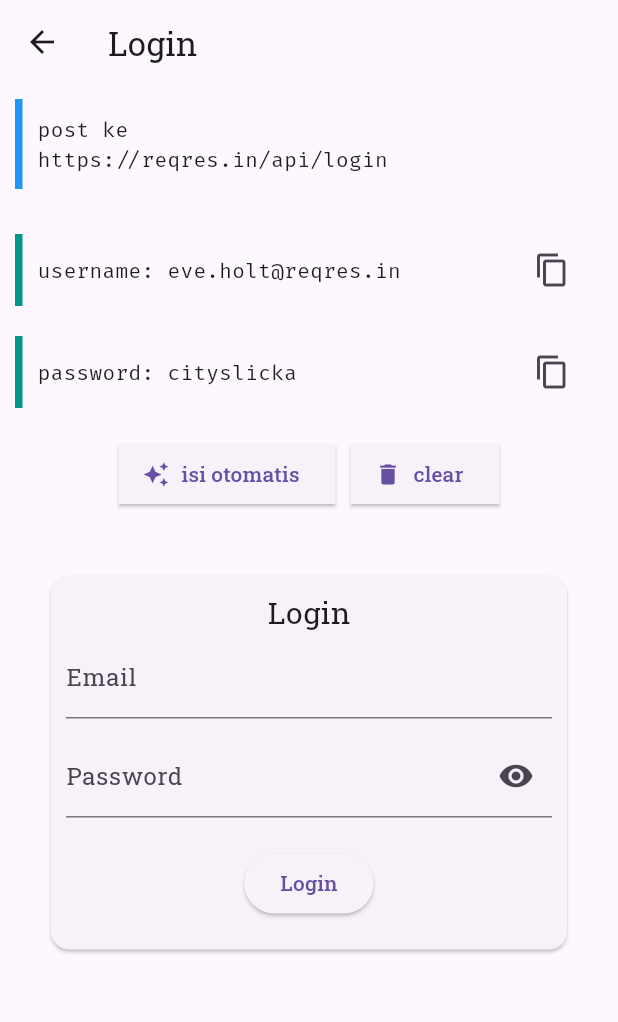
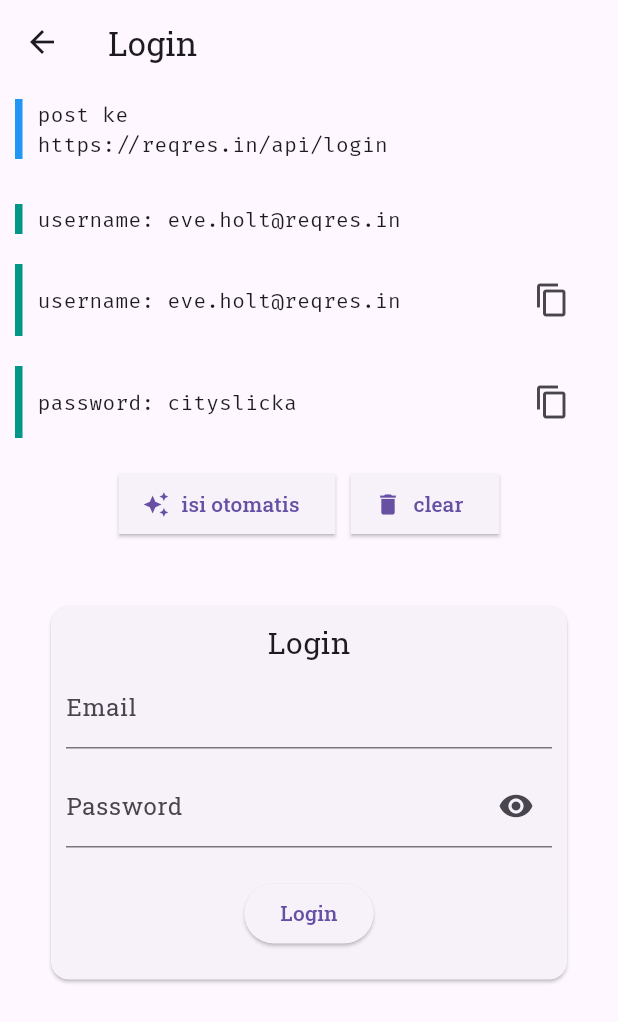
Before and after one commit to marhaendev/tes-biiscorp.com, a Flutter app: the LoginPage screen opened directly, on a phone screen of 412 x 824 dp. Shown: the top 1022 px of the screen. Run offline on Flutter 3.47's test engine with Material 3 defaults, Android fonts, the phone set to English and light mode, and no system bars; our stand-ins replace get, google_fonts; network calls fail.

Commit message:
clean code

```diff
--- a/lib/api.dart
+++ b/lib/api.dart
@@ -1,8 +1,6 @@
 import 'dart:convert';
-
 import 'package:get/get.dart';
 import 'package:http/http.dart' as http;
-
 import 'data-login.dart';
 
 class GetApi extends GetxController {
@@ -21,7 +19,7 @@ class GetApi extends GetxController {
     int currentPage = int.parse(page.value);
     page.value = (currentPage + 1).toString();
     update();
-    print(page);
+    // print(page);
   }
 
   void back() {
@@ -29,7 +27,7 @@ class GetApi extends GetxController {
     if (currentPage > 1) {
       page.value = (currentPage - 1).toString();
       update();
-      print(page);
+      // print(page);
     }
   }
 
--- a/lib/constant.dart
+++ b/lib/constant.dart
@@ -1,18 +1,30 @@
+import 'dart:convert';
+
 import 'package:flutter/material.dart';
+import 'package:google_fonts/google_fonts.dart';
 
-// noRadius
-var elevatedNoRadius = ElevatedButton.styleFrom(shape: noRadius);
+// boxY
 Widget boxY(double i) => SizedBox(
       height: i,
     );
+// boxX
 Widget boxX(double i) => SizedBox(
       width: i,
     );
+
+AppBar appbar(title) => AppBar(title: Text(title));
+
+// radius
 radius(double i) =>
     RoundedRectangleBorder(borderRadius: BorderRadius.circular(i));
+
+// noRadius
 var noRadius = radius(0);
 
-EdgeInsets padding(double top, [double? right, double? bottom, double? left]) {
+// elevatedNoRadius
+var elevatedNoRadius = ElevatedButton.styleFrom(shape: noRadius);
+
+EdgeInsets edge(double top, [double? right, double? bottom, double? left]) {
   if (right == null && bottom == null && left == null) {
     return EdgeInsets.all(top);
   } else if (bottom == null && left == null) {
@@ -26,6 +38,33 @@ EdgeInsets padding(double top, [double? right, double? bottom, double? left]) {
   }
 }
 
-var noPadding = padding(0);
-var noEdge = padding(0);
-edge(double e, int i) => padding(e);
+var noEdge = edge(0);
+
+colorHex(value) => int.parse('0xFF${value.replaceFirst('#', '')}');
+
+BoxDecoration blockquoteDecoration(color, width) =>
+    BoxDecoration(border: Border(left: BorderSide(color: color, width: width)));
+
+Widget blockquote(e, color, double width) {
+  return Container(
+    alignment: Alignment.centerLeft,
+    margin: edge(10),
+    padding: edge(0, 10),
+    decoration: blockquoteDecoration(color, width),
+    child: Text(
+      e,
+      style: GoogleFonts.firaCode(),
+    ),
+  );
+}
+
+// warna
+const transparent = Colors.transparent;
+const black = Colors.black;
+const white = Colors.white;
+const blue = Colors.blue;
+const teal = Colors.teal;
+const grey = Colors.grey;
+
+// jsonBeauty
+jsonBeauty(json) => JsonEncoder.withIndent('  ').convert(json);
--- a/lib/login.dart
+++ b/lib/login.dart
@@ -17,34 +17,22 @@ class LoginPage extends StatelessWidget {
   @override
   Widget build(BuildContext context) {
     return Scaffold(
-      appBar: AppBar(title: Text('Login')),
+      appBar: appbar("Login"),
       body: SingleChildScrollView(
         child: GetBuilder<GetApi>(
           builder: (apiController) {
             return Column(
               mainAxisAlignment: MainAxisAlignment.start,
               children: [
+                blockquote("post ke \n${api.el}", blue, 5),
+                boxY(10),
+                blockquote("username: ${api.loginUser}", teal, 5),
                 Container(
                   alignment: Alignment.centerLeft,
-                  margin: EdgeInsets.all(10),
-                  padding: EdgeInsets.all(10),
+                  margin: edge(10),
+                  padding: edge(0, 10),
                   decoration: BoxDecoration(
-                    border:
-                        Border(left: BorderSide(color: Colors.blue, width: 5)),
-                  ),
-                  child: Text(
-                    "post ke \n${api.el}",
-                    style: GoogleFonts.firaCode(),
-                  ),
-                ),
-                boxY(10),
-                Container(
-                  alignment: Alignment.centerLeft,
-                  margin: EdgeInsets.all(10),
-                  padding: padding(0, 10),
-                  decoration: BoxDecoration(
-                    border:
-                        Border(left: BorderSide(color: Colors.teal, width: 5)),
+                    border: Border(left: BorderSide(color: teal, width: 5)),
                   ),
                   child: Row(
                     mainAxisAlignment: MainAxisAlignment.spaceBetween,
@@ -66,11 +54,10 @@ class LoginPage extends StatelessWidget {
                 ),
                 Container(
                   alignment: Alignment.centerLeft,
-                  margin: EdgeInsets.all(10),
-                  padding: padding(0, 10),
+                  margin: edge(10),
+                  padding: edge(0, 10),
                   decoration: BoxDecoration(
-                    border:
-                        Border(left: BorderSide(color: Colors.teal, width: 5)),
+                    border: Border(left: BorderSide(color: teal, width: 5)),
                   ),
                   child: Row(
                     mainAxisAlignment: MainAxisAlignment.spaceBetween,
@@ -118,10 +105,10 @@ class LoginPage extends StatelessWidget {
                 boxY(10),
                 Center(
                   child: Padding(
-                    padding: const EdgeInsets.all(30.0),
+                    padding: edge(30.0),
                     child: Card(
                       child: Padding(
-                        padding: const EdgeInsets.all(10.0),
+                        padding: edge(10.0),
                         child: Column(
                           children: [
                             Text(
@@ -174,7 +161,6 @@ class LoginPage extends StatelessWidget {
                     ),
                   ),
                 ),
-                SizedBox(height: 32),
               ],
             );
           },
--- a/pubspec.yaml
+++ b/pubspec.yaml
@@ -16,7 +16,6 @@ dependencies:
   get: ^4.6.6
   http: ^1.2.0
   google_fonts: ^5.1.0
-  icons_plus: ^5.0.0
 
 dev_dependencies:
   flutter_test:
```
Also changed, not shown: lib/data-login.dart (+11 -34 lines), lib/list.dart (+10 -27 lines), lib/main.dart (+6 -24 lines), lib/table.dart (+11 -20 lines), pubspec.lock.
